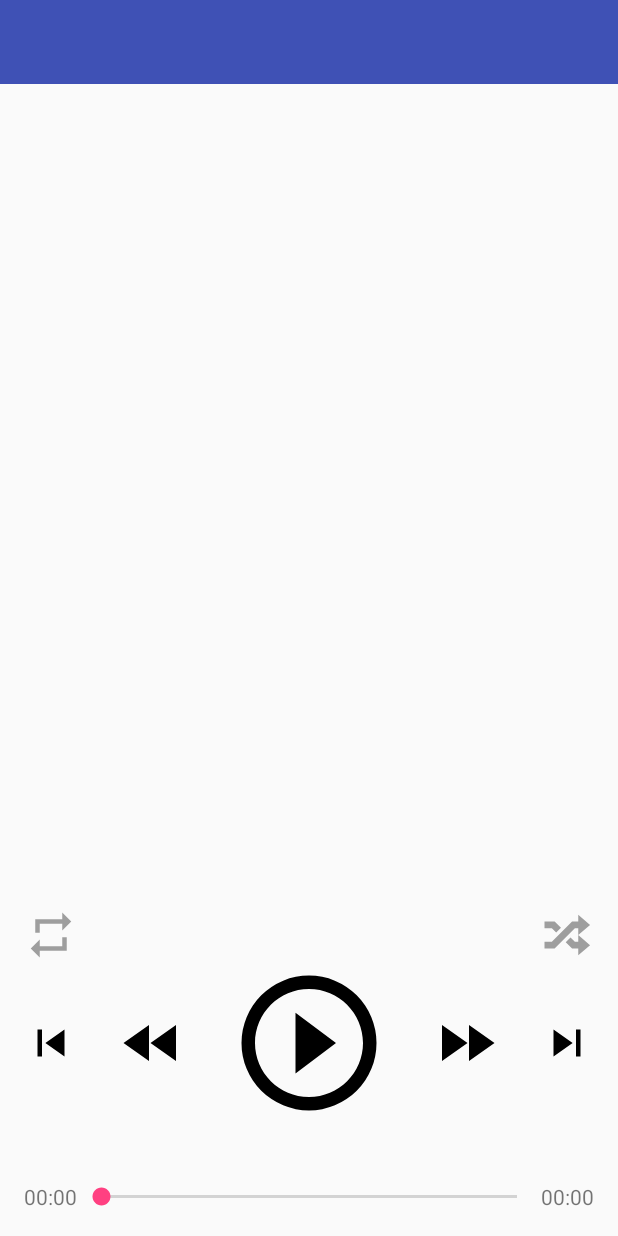
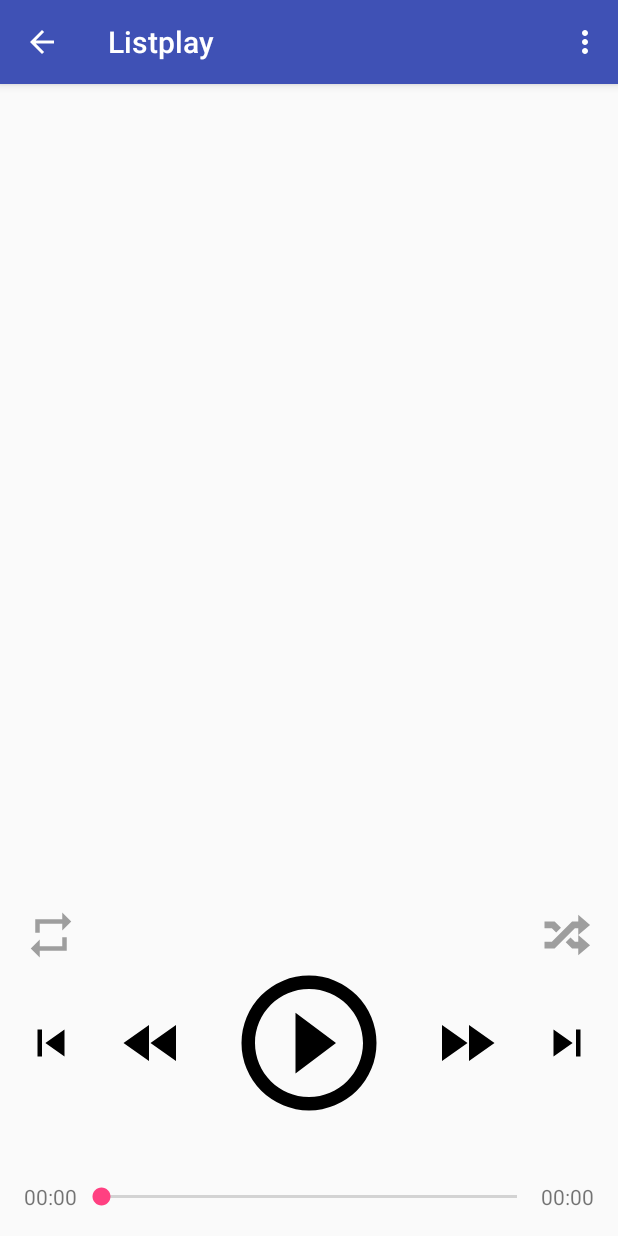
Before and after one commit to Vareta/ListPlay, an Android app: the Reproductor screen opened directly, with no data from a screen before it, on a phone screen of 412 x 824 dp. Run offline under Robolectric (Android 15) with nearby library versions, the phone set to English and light mode, and no system bars; our stand-ins replace Picasso; pictures from the network do not load; 2 statements that could not run were skipped.

Commit message:
Implementada la opcion de editar video en el Reproductor.
Se crea un dialog fragment para manejar la edicion.
De momento sólo se implementa en la vista del reproductor

```diff
--- a/app/src/main/java/com/listplay/listplay/activities/Reproductor.java
+++ b/app/src/main/java/com/listplay/listplay/activities/Reproductor.java
@@ -1,26 +1,24 @@
 package com.listplay.listplay.activities;
 
-import android.animation.ArgbEvaluator;
-import android.animation.ValueAnimator;
 import android.content.BroadcastReceiver;
 import android.content.ComponentName;
 import android.content.Context;
 import android.content.Intent;
 import android.content.IntentFilter;
 import android.content.ServiceConnection;
-import android.graphics.drawable.Drawable;
-import android.graphics.drawable.TransitionDrawable;
 import android.os.AsyncTask;
 import android.os.Handler;
 import android.os.IBinder;
-import android.support.v4.content.ContextCompat;
+import android.support.v4.app.FragmentManager;
 import android.support.v4.content.LocalBroadcastManager;
 import android.support.v4.content.res.ResourcesCompat;
-import android.support.v4.graphics.drawable.DrawableCompat;
 import android.support.v7.app.AppCompatActivity;
 import android.os.Bundle;
-import android.util.Log;
+import android.support.v7.widget.Toolbar;
+import android.view.Menu;
+import android.view.MenuItem;
 import android.view.View;
+import android.view.ViewGroup;
 import android.widget.ImageButton;
 import android.widget.ImageView;
 import android.widget.SeekBar;
@@ -28,6 +26,7 @@ import android.widget.TextView;
 
 import com.listplay.listplay.R;
 import com.listplay.listplay.classes.CRUD;
+import com.listplay.listplay.classes.EditVideoDialog;
 import com.listplay.listplay.classes.Preferencias;
 import com.listplay.listplay.classes.ReproductorService;
 import com.listplay.listplay.classes.ReproductorService.LocalBinder;
@@ -40,7 +39,7 @@ import org.joda.time.DateTime;
 import java.util.List;
 
 
-public class Reproductor extends AppCompatActivity implements SeekBar.OnSeekBarChangeListener{
+public class Reproductor extends AppCompatActivity implements SeekBar.OnSeekBarChangeListener, EditVideoDialog.EditVideoListener{
     private ImageButton prevList;
     private ImageButton prevSong;
     private ImageButton playStop;
@@ -64,6 +63,7 @@ public class Reproductor extends AppCompatActivity implements SeekBar.OnSeekBarC
     private Preferencias pref;
     private Utilities util;
     private Bundle bundle;
+    private Toolbar toolbar;
 
 
     @Override
@@ -80,10 +80,15 @@ public class Reproductor extends AppCompatActivity implements SeekBar.OnSeekBarC
             posVideoAReproducir = bundle.getInt("posicion");
             new Reproducir().execute();
         }
+
         iniciaElementos();
+        iniciaToolbar();
         buttonListeners(this);
     }
 
+    /**
+     * Inicia todos los elemnetos de la actividad
+     */
     private void iniciaElementos() {
         seekBar = (SeekBar) findViewById(R.id.seekBar);
         seekBar.setOnSeekBarChangeListener(this);
@@ -99,6 +104,7 @@ public class Reproductor extends AppCompatActivity implements SeekBar.OnSeekBarC
         repeat = (ImageButton) findViewById(R.id.repeat);
         shuffle = (ImageButton) findViewById(R.id.shuffle);
         portada = (ImageView) findViewById(R.id.imagen);
+        toolbar = (Toolbar) findViewById(R.id.toolbar);
 
         if (!pref.isRepeat(this) && !pref.isRepeatOnce(this)) {
             repeat.setBackground(util.cambiaColorDrawable(getResources(), R.drawable.repeat, R.color.gris, getTheme()));
@@ -115,6 +121,10 @@ public class Reproductor extends AppCompatActivity implements SeekBar.OnSeekBarC
         startService(intent);
     }
 
+    /**
+     * Setea los listeners de los botones de la actividad
+     * @param context context de la actividad
+     */
     private void buttonListeners(final Context context) {
         playStop.setOnClickListener(new View.OnClickListener() {
             @Override
@@ -224,13 +234,20 @@ public class Reproductor extends AppCompatActivity implements SeekBar.OnSeekBarC
         }
     };
 
+
+    private void iniciaToolbar() {
+        setSupportActionBar(toolbar);
+        if (getSupportActionBar() != null) {
+            getSupportActionBar().setDisplayHomeAsUpEnabled(true);
+        }
+    }
+
     @Override
     protected void onStart() {
         super.onStart();
         // Bind to LocalService
         Intent intent = new Intent(this, ReproductorService.class);
         bindService(intent, mConnection, Context.BIND_AUTO_CREATE);
-
     }
 
     @Override
@@ -292,7 +309,6 @@ public class Reproductor extends AppCompatActivity implements SeekBar.OnSeekBarC
     @Override
     public void onProgressChanged(SeekBar seekBar, int i, boolean fromUser) {
         if (fromUser) {
-            System.out.println("hola");
             mService.seekTo(i);
         }
     }
@@ -306,6 +322,13 @@ public class Reproductor extends AppCompatActivity implements SeekBar.OnSeekBarC
     public void onStopTrackingTouch(SeekBar seekBar) {
 
     }
+
+    @Override
+    public void onEditVideo(long idVideo, String nombreCancion, String artista) {
+        mService.actualizaVideoEditado(idVideo, nombreCancion, artista); //actualiza el vidoe en la lista que se mantiene en memoria
+        setInfoVideo(); //actualiza la informacion mostrada en la actividad
+    }
+
     /**FIN SEEKBAR LISTENERS **/
 
 
@@ -344,4 +367,23 @@ public class Reproductor extends AppCompatActivity implements SeekBar.OnSeekBarC
         }
     };
 
+    @Override
+    public boolean onCreateOptionsMenu(Menu menu) {
+        getMenuInflater().inflate(R.menu.reproductor_menu, menu);
+        return true;
+    }
+
+    @Override
+    public boolean onOptionsItemSelected(MenuItem item) {
+        switch (item.getItemId()) {
+            case R.id.editar:
+                FragmentManager fm = getSupportFragmentManager();
+                EditVideoDialog editVideoDialog = EditVideoDialog.newInstance(mService.getVideoActual().getId());
+                editVideoDialog.show(fm, "edit_video_fragment");
+
+            default:
+                return true;
+        }
+    }
+
 }
--- a/app/src/main/res/layout/activity_reproductor.xml
+++ b/app/src/main/res/layout/activity_reproductor.xml
@@ -1,6 +1,7 @@
 <?xml version="1.0" encoding="utf-8"?>
 <RelativeLayout xmlns:android="http://schemas.android.com/apk/res/android"
     xmlns:tools="http://schemas.android.com/tools"
+    android:id="@+id/parent"
     android:layout_width="match_parent"
     android:layout_height="match_parent"
     tools:context="com.listplay.listplay.activities.Reproductor">
--- a/app/src/main/res/layout/toolbar.xml
+++ b/app/src/main/res/layout/toolbar.xml
@@ -5,5 +5,6 @@
     android:layout_width="match_parent"
     android:layout_height="?attr/actionBarSize"
     android:background="?attr/colorPrimary"
+    android:elevation="4dp"
     app:popupTheme="@style/ThemeOverlay.AppCompat.Light"
     app:theme="@style/ThemeOverlay.AppCompat.Dark.ActionBar" />
--- /dev/null
+++ b/app/src/main/res/menu/reproductor_menu.xml
@@ -0,0 +1,27 @@
+<?xml version="1.0" encoding="utf-8"?>
+<menu xmlns:android="http://schemas.android.com/apk/res/android"
+    xmlns:app="http://schemas.android.com/apk/res-auto">
+    <item
+        android:id="@+id/editar"
+        android:title="@string/editar_opc"
+        app:showAsAction="never" />
+    <item
+        android:id="@+id/añadir"
+        android:title="@string/añadir_opc"
+        app:showAsAction="never" />
+    <item
+        android:id="@+id/eliminar_lista"
+        android:title="@string/eliminar_lista_opc"
+        app:showAsAction="never" />
+    <item
+        android:id="@+id/eliminar"
+        android:title="@string/eliminar_opc"
+        app:showAsAction="never" />
+    <item
+        android:id="@+id/sleep_timer"
+        android:title="@string/sleep_timer_opc"
+        app:showAsAction="never" />
+
+
+
+</menu>
--- a/app/src/main/res/values/colors.xml
+++ b/app/src/main/res/values/colors.xml
@@ -5,4 +5,10 @@
     <color name="colorAccent">#FF4081</color>
     <color name="gris">#9E9E9E</color>
     <color name="negro">#000</color>
+
+    <color name="dark_blue">#180065</color>
+    <color name="light_blue">#334ee9ff</color>
+    <color name="medium_green">#3d853e</color>
+    <color name="colorAccentLight">#FFC2D7</color>
+
 </resources>
--- a/app/src/main/res/values/strings.xml
+++ b/app/src/main/res/values/strings.xml
@@ -14,7 +14,19 @@
     <string name="recientes_nav">Agregadas recientemente</string>
     <string name="artistas_nav">Artistas</string>
     <string name="settings_nav">Opciones</string>
-
+    <!--Reproductor opciones-->
+    <string name="editar_opc">Editar</string>
+    <string name="añadir_opc">Añadir a Lista</string>
+    <string name="eliminar_lista_opc">Eliminar de Lista</string>
+    <string name="eliminar_opc">Eliminar</string>
+    <string name="sleep_timer_opc">Temporizador</string>
+    <!--PopUp edit-->
+    <string name="nombre_popup">Nombre</string>
+    <string name="artista_popup">Artista</string>
+    <string name="titulo_youtube_popup">Título Youtube</string>
+    <string name="aceptar_popup">Aceptar</string>
+    <string name="cancelar_popup">Cancelar</string>
+    <string name="editar_popup">Editar</string>
     <!-- TODO: Remove or change this placeholder text -->
     <string name="hello_blank_fragment">Hello blank fragment</string>
 </resources>
```
Also changed, not shown: app/build.gradle (+6 -6 lines), app/src/main/AndroidManifest.xml (+6 -2 lines), app/src/main/java/com/listplay/listplay/classes/CRUD.java (+15 -0 lines), app/src/main/java/com/listplay/listplay/classes/EditVideoDialog.java (added, +192 -0 lines), app/src/main/java/com/listplay/listplay/classes/ReproductorService.java (+26 -0 lines), app/src/main/res/layout/edit_popup.xml (added, +88 -0 lines), app/src/main/res/values/styles.xml (+11 -0 lines).
